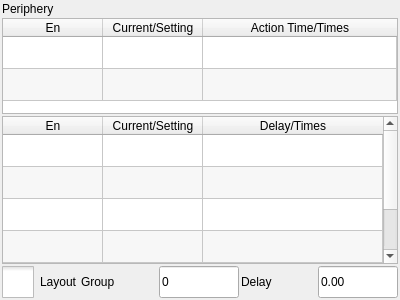
Old version of the form hcinstruction/icperipherypage.ui in the repository GaussCheng/2-5AxisPunch.
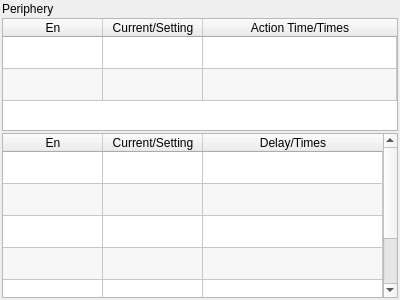
New version of the form. Icons and pictures are not drawn. Custom widgets are drawn as their Qt base class.

What changed in the file:
```diff
--- a/hcinstruction/icperipherypage.ui
+++ b/hcinstruction/icperipherypage.ui
@@ -417,115 +417,8 @@
      </item>
     </widget>
    </item>
-   <item>
-    <layout class="QHBoxLayout" name="horizontalLayout">
-     <item>
-      <widget class="QCheckBox" name="lyCheck">
-       <property name="styleSheet">
-        <string notr="true">::item{
-height: 33px;
-}
-
-::item::QCheckBox{
-	spacing: 24px;
-}
-
-::indicator {
-     width: 32px;
-     height: 32px;
- }
-
-::indicator:unchecked 
-{
-     image: url(:/resource/check_unchecked.png);
- }
-::indicator:checked 
-{
-     image: url(:/resource/check_checked.png);
- }
-
-QRadioButton::indicator:checked:disabled
-{
- image: url(:/resource/check_checked_disable.png);
-}
-
-QRadioButton::indicator:unchecked:disabled
-{
- image: url(:/resource/check_unchecked_disable.png);
-}
-
-
-
-</string>
-       </property>
-       <property name="text">
-        <string>Layout</string>
-       </property>
-      </widget>
-     </item>
-     <item>
-      <widget class="QLabel" name="label_2">
-       <property name="text">
-        <string>Group</string>
-       </property>
-      </widget>
-     </item>
-     <item>
-      <widget class="ICLineEditWithVirtualNumericKeypad" name="groupLineEdit">
-       <property name="minimumSize">
-        <size>
-         <width>80</width>
-         <height>0</height>
-        </size>
-       </property>
-       <property name="maximumSize">
-        <size>
-         <width>80</width>
-         <height>32</height>
-        </size>
-       </property>
-       <property name="text">
-        <string>0</string>
-       </property>
-      </widget>
-     </item>
-     <item>
-      <widget class="QLabel" name="label_3">
-       <property name="text">
-        <string>Delay</string>
-       </property>
-      </widget>
-     </item>
-     <item>
-      <widget class="ICLineEditWithVirtualNumericKeypad" name="lyDelayLineEdit">
-       <property name="minimumSize">
-        <size>
-         <width>80</width>
-         <height>0</height>
-        </size>
-       </property>
-       <property name="maximumSize">
-        <size>
-         <width>80</width>
-         <height>32</height>
-        </size>
-       </property>
-       <property name="text">
-        <string>0.00</string>
-       </property>
-      </widget>
-     </item>
-    </layout>
-   </item>
   </layout>
  </widget>
- <customwidgets>
-  <customwidget>
-   <class>ICLineEditWithVirtualNumericKeypad</class>
-   <extends>QLineEdit</extends>
-   <header>iclineeditwithvirtualnumerickeypad.h</header>
-  </customwidget>
- </customwidgets>
  <resources>
   <include location="../resource.qrc"/>
  </resources>
```
